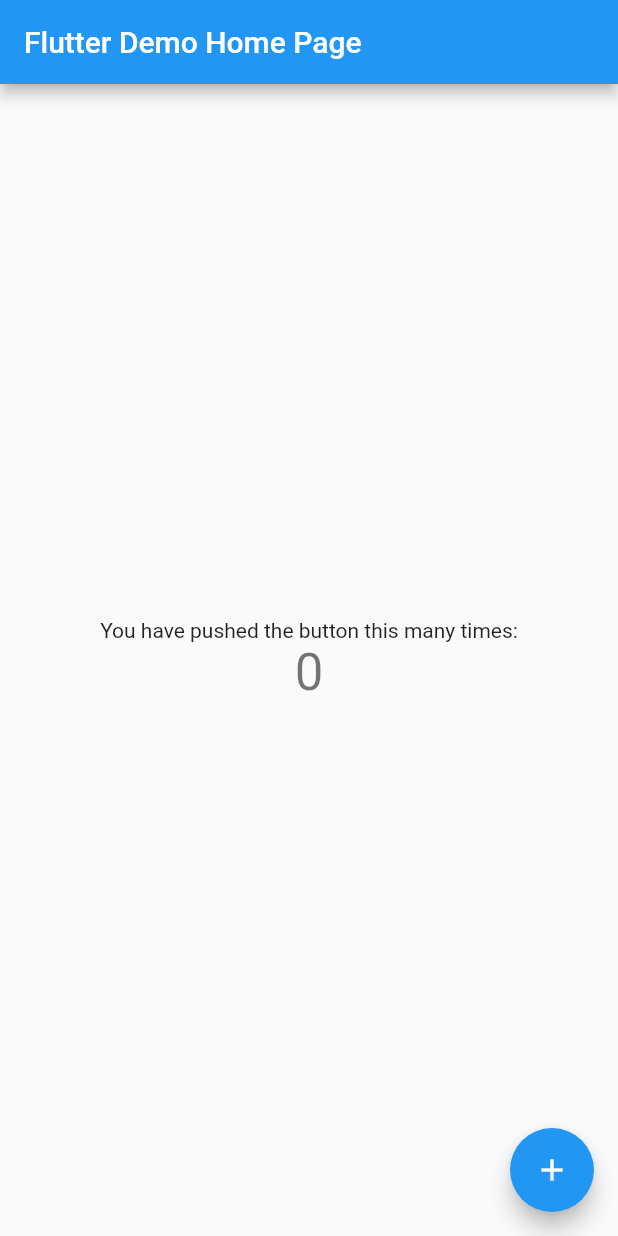
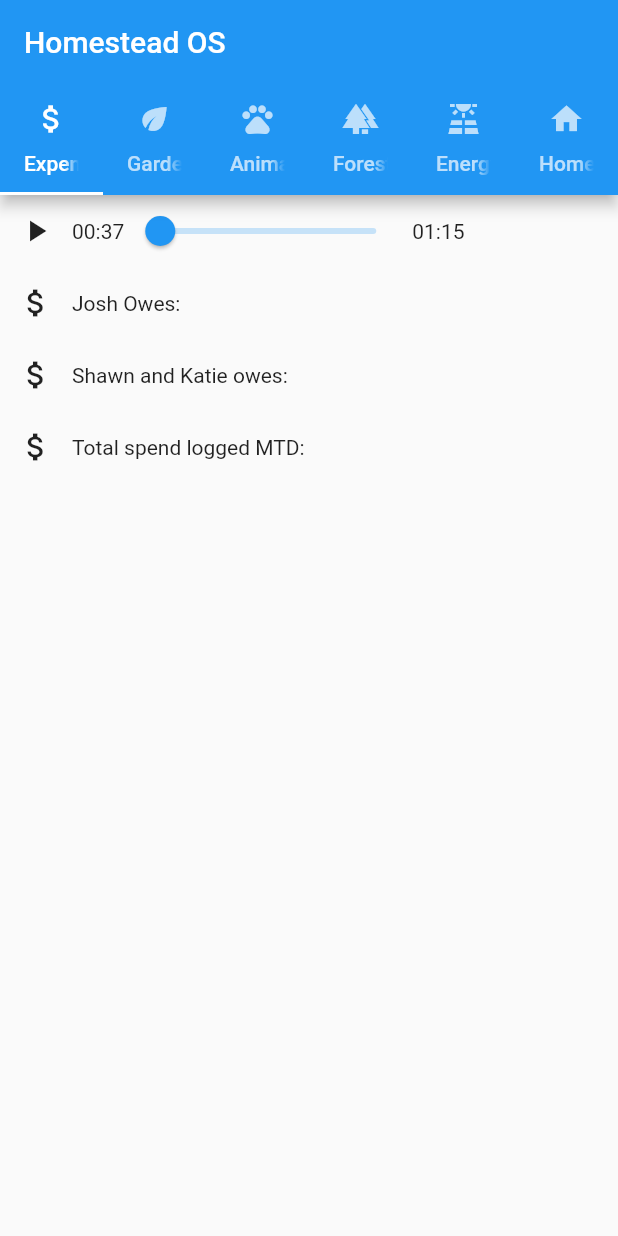
Before and after one commit to HomesteadOS/Homestead_UI, a Flutter app: the screen it shows after launch, on a phone screen of 412 x 824 dp. Run offline on Flutter 3.47's test engine with Material 2 defaults, Android fonts, the phone set to English and light mode, and no system bars.

Commit message:
Working on the expenses tab in the UI

```diff
--- /dev/null
+++ b/lib/animals_overview.dart
@@ -0,0 +1,23 @@
+import 'package:flutter/material.dart';
+
+class AnimalsOverview extends StatelessWidget {
+  @override
+  Widget build(BuildContext context) {
+    return Container(
+      child: Row(
+        children: [
+          IconButton(
+            icon: Icon(Icons.play_arrow),
+            onPressed: () {},
+          ),
+          Text('BAH!!'),
+          Slider(
+            value: 0,
+            onChanged: (double value) {},
+          ),
+          Text('Bork! Bork! BORK!!!'),
+        ],
+      ),
+    );
+  }
+}
--- /dev/null
+++ b/lib/animals_view.dart
@@ -0,0 +1,15 @@
+import 'package:flutter/cupertino.dart';
+import 'package:homestead_ui/animals_overview.dart';
+
+import 'body_widget.dart';
+
+class AnimalsWidget extends BodyWidget {
+  const AnimalsWidget({Key key = const Key("Expenses")}) : super(key: key);
+
+  @override
+  Widget build(BuildContext context) {
+    return Stack(
+      children: <Widget>[AnimalsOverview()],
+    );
+  }
+}
--- /dev/null
+++ b/lib/body_widget.dart
@@ -0,0 +1,25 @@
+import 'package:flutter/cupertino.dart';
+import 'package:flutter/material.dart';
+
+/*
+Right now this is a useless class that just adds to the abstraction but I have
+planned to add a couple of items to the base body widget, like a floating login
+and logout button, a floating go to the emergency/utility view (camera feeds,
+sensor data, ways to broadcast calls for help with non-emergency tasks,
+leaving tasks for others to complete, and reports)
+ */
+
+class BodyWidget extends StatelessWidget {
+  const BodyWidget({
+    Key key = const Key("Body"),
+  }) : super(key: key);
+
+  @override
+  Widget build(BuildContext context) {
+    return Stack(
+      children: <Widget>[
+        // ...
+      ],
+    );
+  }
+}
--- /dev/null
+++ b/lib/expenses_overview.dart
@@ -0,0 +1,44 @@
+import 'package:flutter/material.dart';
+
+class ExpensesOverview extends StatelessWidget {
+  @override
+  Widget build(BuildContext context) {
+    return Container(
+        alignment: Alignment.center,
+        child: Column(children: [
+          Row(
+            children: [
+              IconButton(
+                icon: Icon(Icons.play_arrow),
+                onPressed: () {},
+              ),
+              Text('00:37'),
+              Slider(
+                value: 0,
+                onChanged: (double value) {},
+              ),
+              Text('01:15'),
+            ],
+          ),
+          Row(
+            children: [
+              IconButton(onPressed: () {}, icon: Icon(Icons.attach_money)),
+              Text("Josh Owes: "),
+            ],
+          ),
+          Row(
+            children: [
+              IconButton(onPressed: () {}, icon: Icon(Icons.attach_money)),
+              Text("Shawn and Katie owes: "),
+            ],
+          ),
+          Row(children: [
+            IconButton(
+              onPressed: () {},
+              icon: Icon(Icons.attach_money),
+            ),
+            Text("Total spend logged MTD: ")
+          ])
+        ]));
+  }
+}
--- /dev/null
+++ b/lib/expenses_view.dart
@@ -0,0 +1,15 @@
+import 'package:flutter/cupertino.dart';
+import 'package:homestead_ui/expenses_overview.dart';
+
+import 'body_widget.dart';
+
+class ExpensesWidget extends BodyWidget {
+  const ExpensesWidget({Key key = const Key("Expenses")}) : super(key: key);
+
+  @override
+  Widget build(BuildContext context) {
+    return Stack(
+      children: <Widget>[ExpensesOverview()],
+    );
+  }
+}
--- a/lib/main.dart
+++ b/lib/main.dart
@@ -1,17 +1,20 @@
 import 'package:flutter/material.dart';
+import 'package:homestead_ui/animals_view.dart';
+import 'package:homestead_ui/body_widget.dart';
+import 'package:homestead_ui/expenses_view.dart';
 
 void main() {
-  runApp(const MyApp());
+  runApp(const HomesteadOS());
 }
 
-class MyApp extends StatelessWidget {
-  const MyApp({Key? key}) : super(key: key);
+class HomesteadOS extends StatelessWidget {
+  const HomesteadOS({Key? key}) : super(key: key);
 
   // This widget is the root of your application.
   @override
   Widget build(BuildContext context) {
     return MaterialApp(
-      title: 'Flutter Demo',
+      title: 'Homestead OS',
       theme: ThemeData(
         // This is the theme of your application.
         //
@@ -24,13 +27,13 @@
         // is not restarted.
         primarySwatch: Colors.blue,
       ),
-      home: const MyHomePage(title: 'Flutter Demo Home Page'),
+      home: const Dashboard(title: 'Dashboard'),
     );
   }
 }
 
-class MyHomePage extends StatefulWidget {
-  const MyHomePage({Key? key, required this.title}) : super(key: key);
+class Dashboard extends StatefulWidget {
+  const Dashboard({Key? key, required this.title}) : super(key: key);
 
   // This widget is the home page of your application. It is stateful, meaning
   // that it has a State object (defined below) that contains fields that affect
@@ -44,10 +47,10 @@
   final String title;
 
   @override
-  State<MyHomePage> createState() => _MyHomePageState();
+  State<Dashboard> createState() => _DashboardState();
 }
 
-class _MyHomePageState extends State<MyHomePage> {
+class _DashboardState extends State<Dashboard> {
   int _counter = 0;
 
   void _incrementCounter() {
@@ -63,53 +66,61 @@
 
   @override
   Widget build(BuildContext context) {
-    // This method is rerun every time setState is called, for instance as done
-    // by the _incrementCounter method above.
-    //
-    // The Flutter framework has been optimized to make rerunning build methods
-    // fast, so that you can just rebuild anything that needs updating rather
-    // than having to individually change instances of widgets.
-    return Scaffold(
-      appBar: AppBar(
-        // Here we take the value from the MyHomePage object that was created by
-        // the App.build method, and use it to set our appbar title.
-        title: Text(widget.title),
-      ),
-      body: Center(
-        // Center is a layout widget. It takes a single child and positions it
-        // in the middle of the parent.
-        child: Column(
-          // Column is also a layout widget. It takes a list of children and
-          // arranges them vertically. By default, it sizes itself to fit its
-          // children horizontally, and tries to be as tall as its parent.
-          //
-          // Invoke "debug painting" (press "p" in the console, choose the
-          // "Toggle Debug Paint" action from the Flutter Inspector in Android
-          // Studio, or the "Toggle Debug Paint" command in Visual Studio Code)
-          // to see the wireframe for each widget.
-          //
-          // Column has various properties to control how it sizes itself and
-          // how it positions its children. Here we use mainAxisAlignment to
-          // center the children vertically; the main axis here is the vertical
-          // axis because Columns are vertical (the cross axis would be
-          // horizontal).
-          mainAxisAlignment: MainAxisAlignment.center,
+    return DefaultTabController(
+      initialIndex: 0,
+      length: 6,
+      child: Scaffold(
+        appBar: AppBar(
+          title: const Text('Homestead OS'),
+          bottom: const TabBar(
+            tabs: <Widget>[
+              Tab(
+                icon: Icon(Icons.attach_money),
+                text: "Expenses",
+              ),
+              Tab(
+                icon: Icon(Icons.eco),
+                text: "Garden",
+              ),
+              Tab(
+                icon: Icon(Icons.pets),
+                text: "Animals",
+              ),
+              Tab(icon: Icon(Icons.forest), text: "Forestry"),
+              Tab(
+                icon: Icon(Icons.solar_power),
+                text: "Energy",
+              ),
+              Tab(
+                icon: Icon(Icons.home),
+                text: "Home",
+              ),
+            ],
+          ),
+        ),
+        body: const TabBarView(
           children: <Widget>[
-            const Text(
-              'You have pushed the button this many times:',
+            Center(
+              child: ExpensesWidget(key: Key("Expenses")),
             ),
-            Text(
-              '$_counter',
-              style: Theme.of(context).textTheme.headline4,
+            Center(
+              child: BodyWidget(key: Key("Garden")),
             ),
+            Center(
+              child: AnimalsWidget(key: Key("Animals")),
+            ),
+            Center(
+              child: BodyWidget(key: Key("Forestry")),
+            ),
+            Center(
+              child: BodyWidget(key: Key("Energy")),
+            ),
+            Center(
+              child: BodyWidget(key: Key("Home")),
+            )
           ],
         ),
       ),
-      floatingActionButton: FloatingActionButton(
-        onPressed: _incrementCounter,
-        tooltip: 'Increment',
-        child: const Icon(Icons.add),
-      ), // This trailing comma makes auto-formatting nicer for build methods.
     );
   }
 }
```
Also changed, not shown: lib/expense_classifications.dart (added), lib/expense_users.dart (added), lib/expenses_detail.dart (added), lib/garden_view.dart (added), pubspec.lock, 5 other files.
